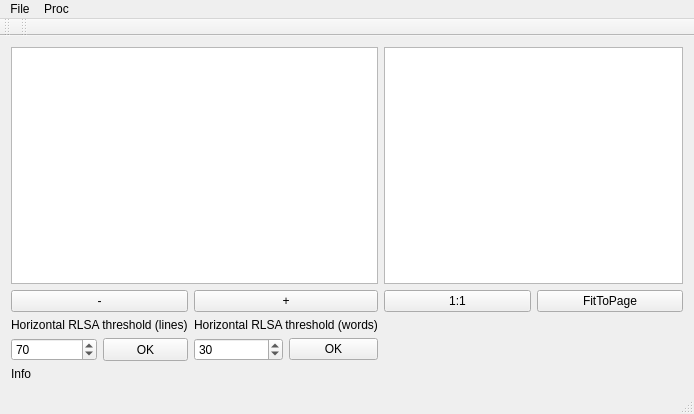
This is Eggrafo_v1_27_02_2018 (1)/mainwindow.ui in Alkis1990/WordSegmentation as Qt 5 draws it before an edit. The edited form follows.
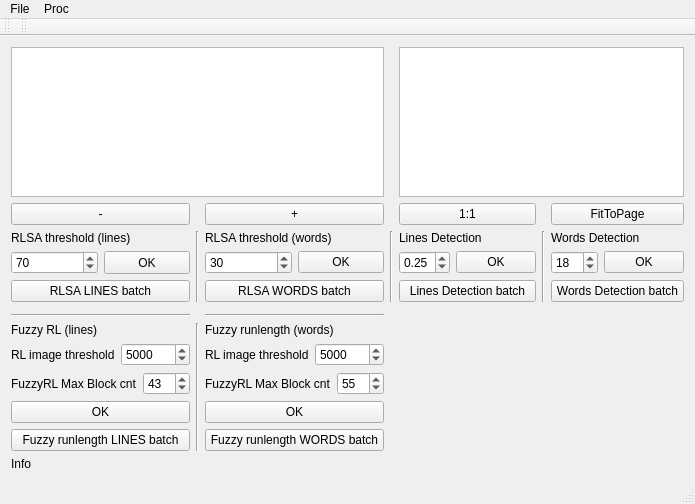
This is the edited form.

The edit to the form file:
```diff
--- a/Eggrafo_v1_27_02_2018 (1)/mainwindow.ui
+++ b/Eggrafo_v1_27_02_2018 (1)/mainwindow.ui
@@ -7,7 +7,7 @@
     <x>0</x>
     <y>0</y>
     <width>694</width>
-    <height>414</height>
+    <height>504</height>
    </rect>
   </property>
   <property name="windowTitle">
@@ -15,53 +15,163 @@
   </property>
   <widget class="QWidget" name="centralWidget">
    <layout class="QGridLayout" name="gridLayout">
-    <item row="1" column="0">
-     <widget class="QPushButton" name="pushButton">
-      <property name="text">
-       <string>-</string>
+    <item row="5" column="2">
+     <layout class="QVBoxLayout" name="verticalLayout_3">
+      <item>
+       <widget class="QLabel" name="label_5">
+        <property name="text">
+         <string>Fuzzy runlength (words)</string>
+        </property>
+       </widget>
+      </item>
+      <item>
+       <layout class="QHBoxLayout" name="horizontalLayout_4">
+        <item>
+         <widget class="QLabel" name="label_8">
+          <property name="text">
+           <string>RL image threshold</string>
+          </property>
+         </widget>
+        </item>
+        <item>
+         <widget class="QSpinBox" name="spinBox_4">
+          <property name="maximum">
+           <number>100000</number>
+          </property>
+          <property name="singleStep">
+           <number>500</number>
+          </property>
+          <property name="value">
+           <number>5000</number>
+          </property>
+         </widget>
+        </item>
+       </layout>
+      </item>
+      <item>
+       <layout class="QHBoxLayout" name="horizontalLayout_7">
+        <item>
+         <widget class="QLabel" name="label_9">
+          <property name="text">
+           <string>FuzzyRL Max Block cnt</string>
+          </property>
+         </widget>
+        </item>
+        <item>
+         <widget class="QSpinBox" name="spinBox_6">
+          <property name="maximum">
+           <number>200</number>
+          </property>
+          <property name="value">
+           <number>55</number>
+          </property>
+         </widget>
+        </item>
+       </layout>
+      </item>
+      <item>
+       <widget class="QPushButton" name="pushButton_11">
+        <property name="text">
+         <string>OK</string>
+        </property>
+       </widget>
+      </item>
+      <item>
+       <widget class="QPushButton" name="pushButton_12">
+        <property name="text">
+         <string>Fuzzy runlength WORDS batch</string>
+        </property>
+       </widget>
+      </item>
+     </layout>
+    </item>
+    <item row="4" column="2">
+     <widget class="Line" name="line_2">
+      <property name="orientation">
+       <enum>Qt::Horizontal</enum>
       </property>
      </widget>
     </item>
-    <item row="1" column="3">
-     <widget class="QPushButton" name="pushButton_4">
-      <property name="text">
-       <string>FitToPage</string>
+    <item row="3" column="1">
+     <widget class="Line" name="line_3">
+      <property name="orientation">
+       <enum>Qt::Vertical</enum>
       </property>
      </widget>
     </item>
-    <item row="1" column="2">
-     <widget class="QPushButton" name="pushButton_3">
-      <property name="text">
-       <string>1:1</string>
+    <item row="5" column="1">
+     <widget class="Line" name="line_5">
+      <property name="orientation">
+       <enum>Qt::Vertical</enum>
       </property>
      </widget>
     </item>
-    <item row="4" column="0" colspan="4">
+    <item row="2" column="2">
+     <layout class="QVBoxLayout" name="verticalLayout">
+      <item>
+       <widget class="QLabel" name="label_3">
+        <property name="text">
+         <string>RLSA threshold (words)</string>
+        </property>
+       </widget>
+      </item>
+      <item>
+       <layout class="QHBoxLayout" name="horizontalLayout">
+        <item>
+         <widget class="QSpinBox" name="spinBox_2">
+          <property name="maximum">
+           <number>200</number>
+          </property>
+          <property name="value">
+           <number>30</number>
+          </property>
+         </widget>
+        </item>
+        <item>
+         <widget class="QPushButton" name="pushButton_6">
+          <property name="text">
+           <string>OK</string>
+          </property>
+         </widget>
+        </item>
+       </layout>
+      </item>
+      <item>
+       <widget class="QPushButton" name="pushButton_10">
+        <property name="text">
+         <string>RLSA WORDS batch</string>
+        </property>
+       </widget>
+      </item>
+     </layout>
+    </item>
+    <item row="2" column="1">
+     <widget class="Line" name="line_4">
+      <property name="orientation">
+       <enum>Qt::Vertical</enum>
+      </property>
+     </widget>
+    </item>
+    <item row="7" column="0" colspan="7">
      <widget class="QLabel" name="label">
       <property name="text">
        <string>Info</string>
       </property>
      </widget>
     </item>
-    <item row="0" column="0" colspan="2">
-     <widget class="QGraphicsView" name="graphicsView"/>
-    </item>
-    <item row="0" column="2" colspan="2">
-     <widget class="QGraphicsView" name="graphicsView_2"/>
-    </item>
-    <item row="1" column="1">
-     <widget class="QPushButton" name="pushButton_2">
-      <property name="text">
-       <string>+</string>
-      </property>
-     </widget>
-    </item>
     <item row="2" column="0">
      <layout class="QGridLayout" name="gridLayout_2">
       <item row="0" column="0">
        <widget class="QLabel" name="label_2">
         <property name="text">
-         <string>Horizontal RLSA threshold (lines)</string>
+         <string>RLSA threshold (lines)</string>
+        </property>
+       </widget>
+      </item>
+      <item row="2" column="0">
+       <widget class="QPushButton" name="pushButton_9">
+        <property name="text">
+         <string>RLSA LINES batch</string>
         </property>
        </widget>
       </item>
@@ -121,29 +231,157 @@
       </item>
      </layout>
     </item>
-    <item row="2" column="1">
-     <layout class="QVBoxLayout" name="verticalLayout">
+    <item row="1" column="2">
+     <widget class="QPushButton" name="pushButton_2">
+      <property name="text">
+       <string>+</string>
+      </property>
+     </widget>
+    </item>
+    <item row="1" column="0">
+     <widget class="QPushButton" name="pushButton">
+      <property name="text">
+       <string>-</string>
+      </property>
+     </widget>
+    </item>
+    <item row="0" column="0" colspan="3">
+     <widget class="QGraphicsView" name="graphicsView"/>
+    </item>
+    <item row="0" column="4" colspan="3">
+     <widget class="QGraphicsView" name="graphicsView_2"/>
+    </item>
+    <item row="1" column="6">
+     <widget class="QPushButton" name="pushButton_4">
+      <property name="text">
+       <string>FitToPage</string>
+      </property>
+     </widget>
+    </item>
+    <item row="1" column="4">
+     <widget class="QPushButton" name="pushButton_3">
+      <property name="text">
+       <string>1:1</string>
+      </property>
+     </widget>
+    </item>
+    <item row="4" column="0">
+     <widget class="Line" name="line">
+      <property name="orientation">
+       <enum>Qt::Horizontal</enum>
+      </property>
+     </widget>
+    </item>
+    <item row="2" column="3">
+     <widget class="Line" name="line_6">
+      <property name="orientation">
+       <enum>Qt::Vertical</enum>
+      </property>
+     </widget>
+    </item>
+    <item row="5" column="0">
+     <layout class="QVBoxLayout" name="verticalLayout_2">
       <item>
-       <widget class="QLabel" name="label_3">
-        <property name="text">
-         <string>Horizontal RLSA threshold (words)</string>
-        </property>
-       </widget>
+       <layout class="QHBoxLayout" name="horizontalLayout_5">
+        <item>
+         <widget class="QLabel" name="label_4">
+          <property name="text">
+           <string>Fuzzy RL (lines)</string>
+          </property>
+         </widget>
+        </item>
+       </layout>
       </item>
       <item>
-       <layout class="QHBoxLayout" name="horizontalLayout">
+       <layout class="QHBoxLayout" name="horizontalLayout_3">
         <item>
-         <widget class="QSpinBox" name="spinBox_2">
+         <widget class="QLabel" name="label_6">
+          <property name="text">
+           <string>RL image threshold</string>
+          </property>
+         </widget>
+        </item>
+        <item>
+         <widget class="QSpinBox" name="spinBox_3">
+          <property name="maximum">
+           <number>100000</number>
+          </property>
+          <property name="singleStep">
+           <number>500</number>
+          </property>
+          <property name="value">
+           <number>5000</number>
+          </property>
+         </widget>
+        </item>
+       </layout>
+      </item>
+      <item>
+       <layout class="QHBoxLayout" name="horizontalLayout_6">
+        <item>
+         <widget class="QLabel" name="label_7">
+          <property name="text">
+           <string>FuzzyRL Max Block cnt</string>
+          </property>
+         </widget>
+        </item>
+        <item>
+         <widget class="QSpinBox" name="spinBox_5">
           <property name="maximum">
            <number>200</number>
           </property>
           <property name="value">
-           <number>30</number>
+           <number>43</number>
           </property>
          </widget>
         </item>
+       </layout>
+      </item>
+      <item>
+       <widget class="QPushButton" name="pushButton_7">
+        <property name="text">
+         <string>OK</string>
+        </property>
+       </widget>
+      </item>
+      <item>
+       <widget class="QPushButton" name="pushButton_8">
+        <property name="text">
+         <string>Fuzzy runlength LINES batch</string>
+        </property>
+       </widget>
+      </item>
+     </layout>
+    </item>
+    <item row="2" column="4">
+     <layout class="QVBoxLayout" name="verticalLayout_4">
+      <item>
+       <widget class="QLabel" name="label_10">
+        <property name="text">
+         <string>Lines Detection</string>
+        </property>
+       </widget>
+      </item>
+      <item>
+       <layout class="QHBoxLayout" name="horizontalLayout_8">
         <item>
-         <widget class="QPushButton" name="pushButton_6">
+         <widget class="QDoubleSpinBox" name="doubleSpinBox">
+          <property name="minimum">
+           <double>0.150000000000000</double>
+          </property>
+          <property name="maximum">
+           <double>1.000000000000000</double>
+          </property>
+          <property name="singleStep">
+           <double>0.050000000000000</double>
+          </property>
+          <property name="value">
+           <double>0.250000000000000</double>
+          </property>
+         </widget>
+        </item>
+        <item>
+         <widget class="QPushButton" name="pushButton_13">
           <property name="text">
            <string>OK</string>
           </property>
@@ -151,8 +389,61 @@
         </item>
        </layout>
       </item>
+      <item>
+       <widget class="QPushButton" name="pushButton_14">
+        <property name="text">
+         <string>Lines Detection batch</string>
+        </property>
+       </widget>
+      </item>
      </layout>
     </item>
+    <item row="2" column="6">
+     <layout class="QVBoxLayout" name="verticalLayout_5">
+      <item>
+       <widget class="QLabel" name="label_11">
+        <property name="text">
+         <string>Words Detection</string>
+        </property>
+       </widget>
+      </item>
+      <item>
+       <layout class="QHBoxLayout" name="horizontalLayout_9">
+        <item>
+         <widget class="QSpinBox" name="spinBox_7">
+          <property name="maximum">
+           <number>150</number>
+          </property>
+          <property name="value">
+           <number>18</number>
+          </property>
+         </widget>
+        </item>
+        <item>
+         <widget class="QPushButton" name="pushButton_16">
+          <property name="text">
+           <string>OK</string>
+          </property>
+         </widget>
+        </item>
+       </layout>
+      </item>
+      <item>
+       <widget class="QPushButton" name="pushButton_15">
+        <property name="text">
+         <string>Words Detection batch</string>
+        </property>
+       </widget>
+      </item>
+     </layout>
+    </item>
+    <item row="2" column="5">
+     <widget class="Line" name="line_7">
+      <property name="orientation">
+       <enum>Qt::Vertical</enum>
+      </property>
+     </widget>
+    </item>
    </layout>
   </widget>
   <widget class="QMenuBar" name="menuBar">
```
